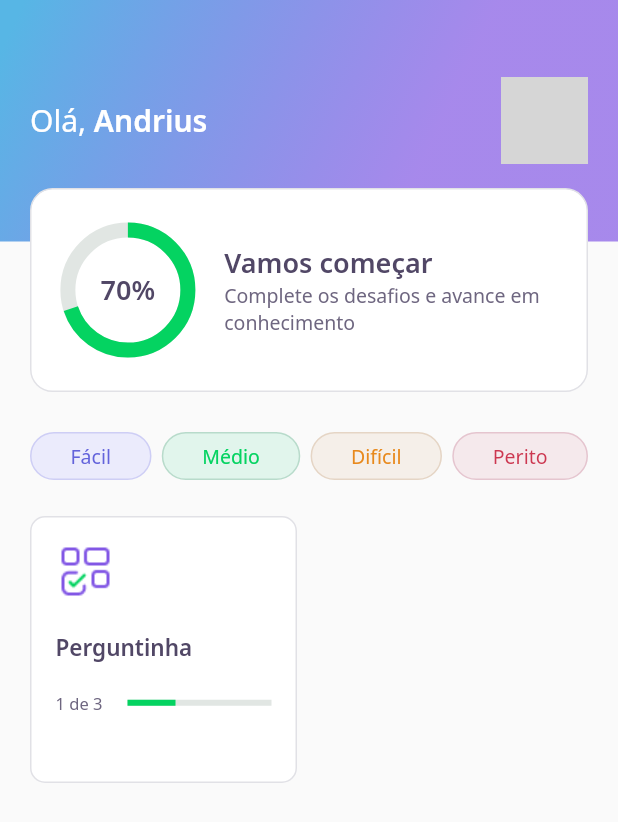
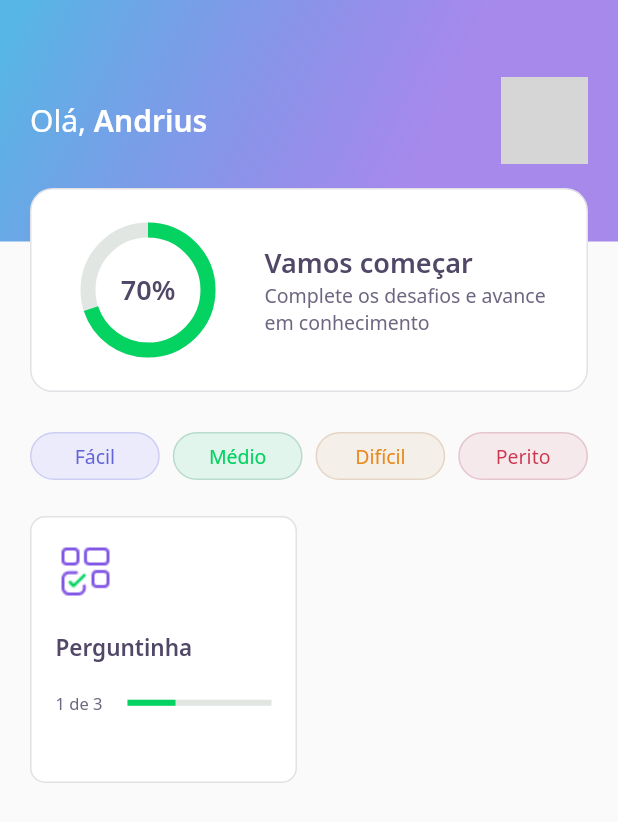
Before and after one commit to andrius111/next-level-week-5, a Flutter app: the screen it shows after launch, on a phone screen of 412 x 824 dp. Shown: the top 822 px of the screen. Run offline on Flutter 3.47's test engine with Material 2 defaults, Android fonts, the phone set to English and light mode, and no system bars; our stand-ins replace google_fonts, share_plus; missing offline and left inert: dart:ffi; accounts and stored records are empty; network calls fail; grey boxes are pictures that could not be loaded.

Commit message:
Some fixes in layout overflows

```diff
--- a/lib/home/home_page.dart
+++ b/lib/home/home_page.dart
@@ -43,7 +43,9 @@ class _HomePageState extends State<HomePage> {
 
     return Scaffold(
       appBar: AppBarWidget(user: controller.user!),
-      body: Padding(
+      body: Container(
+        width: MediaQuery.of(context).size.width,
+        child: Padding(
           padding: const EdgeInsets.symmetric(horizontal: 20),
           child: Column(
             children: [
@@ -89,6 +91,7 @@ class _HomePageState extends State<HomePage> {
             ],
           ),
         ),
+      ),
     );
   }
 }
--- a/lib/home/widgets/level_button/level_button_widget.dart
+++ b/lib/home/widgets/level_button/level_button_widget.dart
@@ -38,16 +38,19 @@ class LevelButtonWidget extends StatelessWidget {
   @override
   Widget build(BuildContext context) {
     return Container(
+      width: MediaQuery.of(context).size.width * .21,
       decoration: BoxDecoration(
         color: color,
         border: Border.fromBorderSide(BorderSide(color: borderColor)),
         borderRadius: BorderRadius.circular(28)
       ),
       child: Padding(
-        padding: const EdgeInsets.symmetric(horizontal: 26, vertical: 6),
-        child: Text(
-          label,
-          style: GoogleFonts.notoSans(color: fontColor, fontSize: 13)
+        padding: const EdgeInsets.symmetric(horizontal: 10, vertical: 6),
+        child: Center(
+          child: Text(
+            label,
+            style: GoogleFonts.notoSans(color: fontColor, fontSize: 13)
+          ),
         ),
       )
     );
--- a/lib/home/widgets/score_card/score_card_widget.dart
+++ b/lib/home/widgets/score_card/score_card_widget.dart
@@ -33,7 +33,7 @@ class ScoreCardWidget extends StatelessWidget {
                 )
               ),
               Expanded(
-                flex: 3,
+                flex: 2,
                 child: Padding(
                   padding: const EdgeInsets.only(left: 24),
                   child: Column(
--- a/lib/result/result_page.dart
+++ b/lib/result/result_page.dart
@@ -17,10 +17,12 @@ class ResultPage extends StatelessWidget {
 
   @override
   Widget build(BuildContext context) {
+    double padding = MediaQuery.of(context).size.height * .14;
+
     return Scaffold(
       body: Container(
         width: double.maxFinite,
-        padding: EdgeInsets.only(top: 130, bottom: 130),
+        padding: EdgeInsets.only(top: padding, bottom: padding),
         child: Column(
           mainAxisAlignment: MainAxisAlignment.spaceAround,
           crossAxisAlignment: CrossAxisAlignment.center,
@@ -65,9 +67,8 @@ class ResultPage extends StatelessWidget {
                           label: "Compartilhar",
                           onTap: () {
                             Share.share(
-                              "DevQuiz NLW5 - Flutter: Resultado do Quiz $title:"
-                              "\nObtive ${rightAnswers / length}% de aproveitamento!"
-                            );
+                                "DevQuiz NLW5 - Flutter: Resultado do Quiz $title:"
+                                "\nObtive ${rightAnswers / length}% de aproveitamento!");
                           },
                         ),
                       ),
```
Lines whose indentation alone changed are shown as unchanged.
